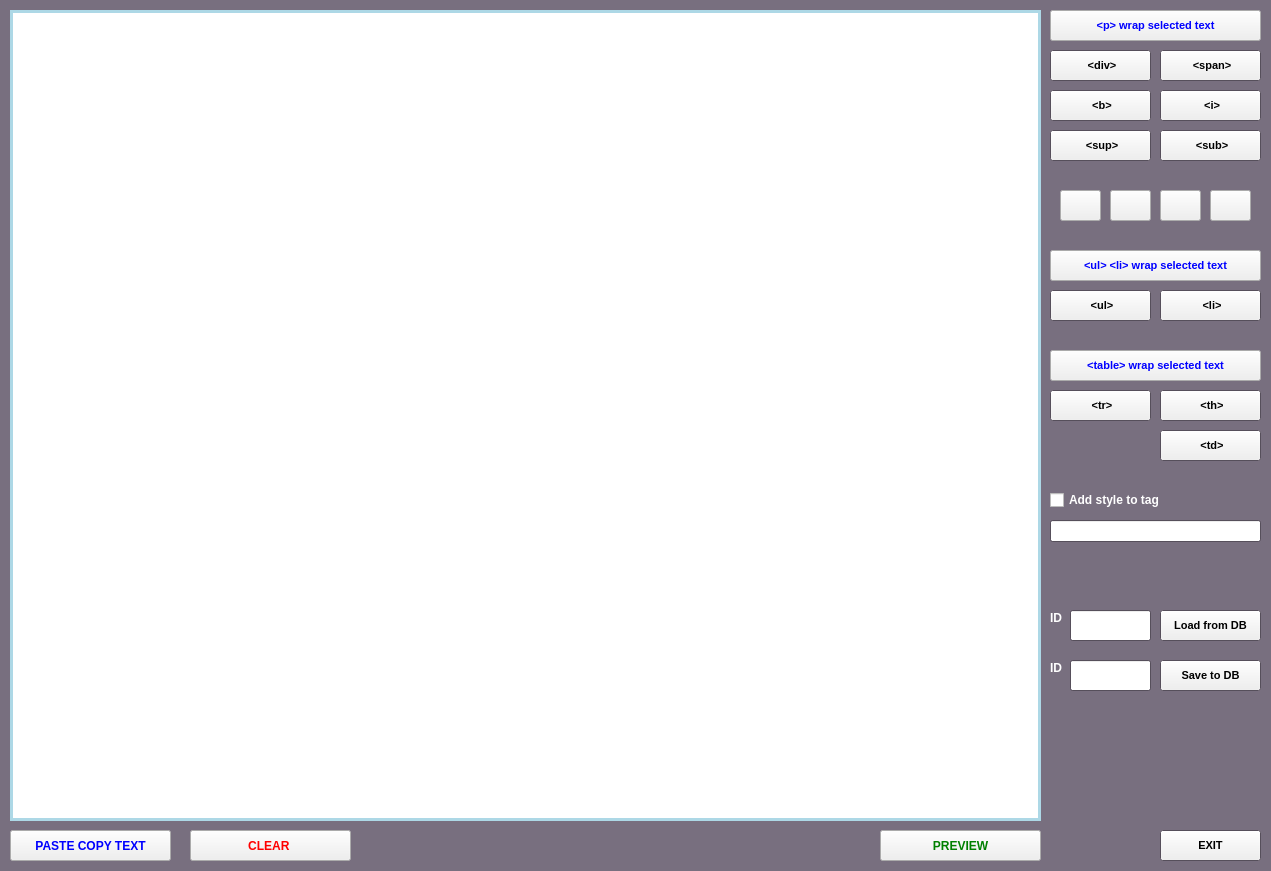
Before: the Qt Designer form GUI/gui.ui in dimanchik79/TagsWrapper, drawn with Qt 5.
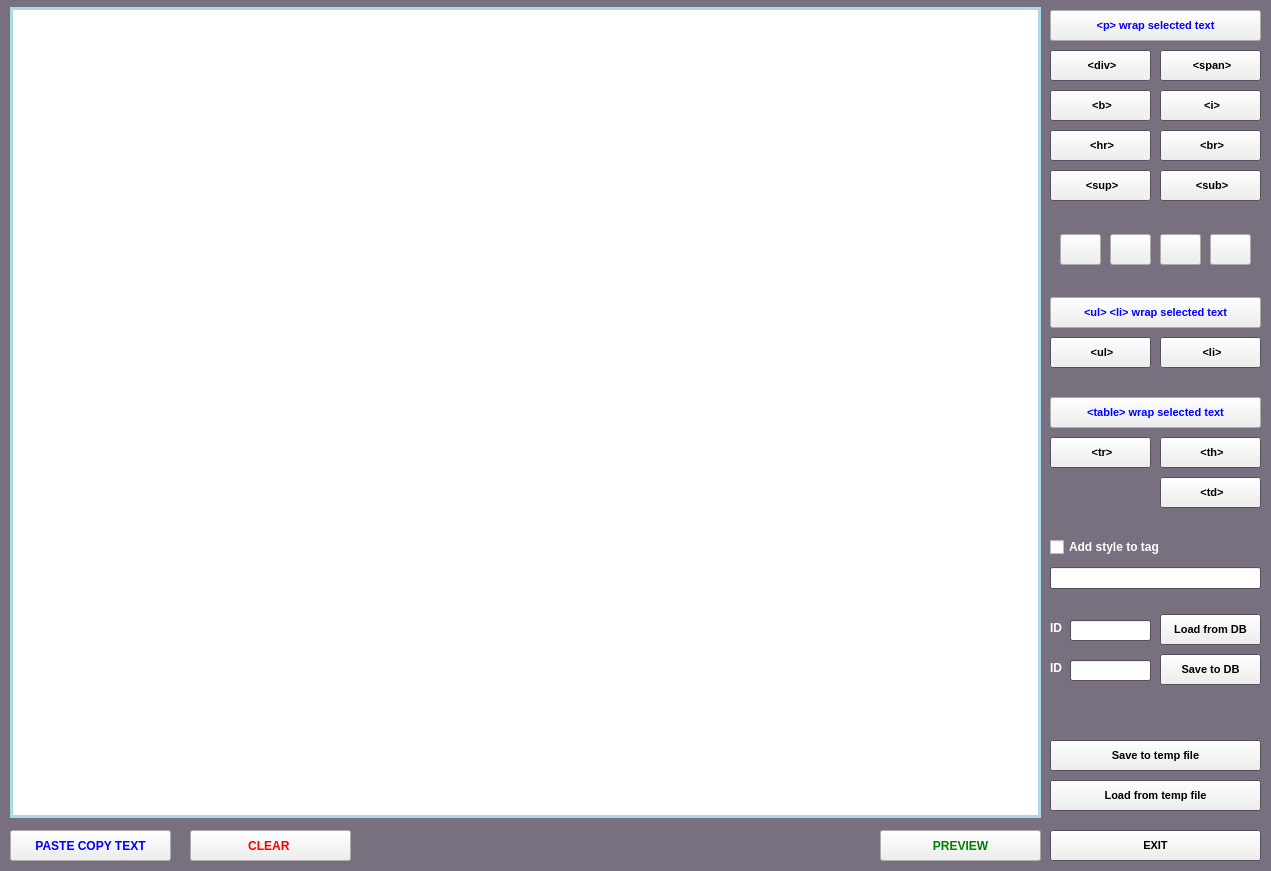
After: the same form once the commit is applied. Icons and pictures are not drawn.

Commit message: add paste from clippboard, add wrap in tags

```diff
--- a/GUI/gui.ui
+++ b/GUI/gui.ui
@@ -86,14 +86,32 @@
     <property name="geometry">
      <rect>
       <x>10</x>
-      <y>10</y>
+      <y>7</y>
       <width>1031</width>
       <height>811</height>
      </rect>
     </property>
+    <property name="font">
+     <font>
+      <pointsize>10</pointsize>
+     </font>
+    </property>
     <property name="styleSheet">
      <string notr="true">border: 3px solid lightblue;</string>
     </property>
+    <property name="frameShape">
+     <enum>QFrame::WinPanel</enum>
+    </property>
+    <property name="html">
+     <string>&lt;!DOCTYPE HTML PUBLIC &quot;-//W3C//DTD HTML 4.0//EN&quot; &quot;http://www.w3.org/TR/REC-html40/strict.dtd&quot;&gt;
+&lt;html&gt;&lt;head&gt;&lt;meta name=&quot;qrichtext&quot; content=&quot;1&quot; /&gt;&lt;style type=&quot;text/css&quot;&gt;
+p, li { white-space: pre-wrap; }
+&lt;/style&gt;&lt;/head&gt;&lt;body style=&quot; font-family:'MS Shell Dlg 2'; font-size:10pt; font-weight:400; font-style:normal;&quot;&gt;
+&lt;p style=&quot;-qt-paragraph-type:empty; margin-top:0px; margin-bottom:0px; margin-left:0px; margin-right:0px; -qt-block-indent:0; text-indent:0px;&quot;&gt;&lt;br /&gt;&lt;/p&gt;&lt;/body&gt;&lt;/html&gt;</string>
+    </property>
+    <property name="acceptRichText">
+     <bool>false</bool>
+    </property>
    </widget>
    <widget class="QPushButton" name="btn_paste">
     <property name="geometry">
@@ -237,7 +255,7 @@
     <property name="geometry">
      <rect>
       <x>1160</x>
-      <y>130</y>
+      <y>170</y>
       <width>101</width>
       <height>31</height>
      </rect>
@@ -260,7 +278,7 @@
     <property name="geometry">
      <rect>
       <x>1050</x>
-      <y>130</y>
+      <y>170</y>
       <width>101</width>
       <height>31</height>
      </rect>
@@ -329,7 +347,7 @@
     <property name="geometry">
      <rect>
       <x>1050</x>
-      <y>250</y>
+      <y>297</y>
       <width>211</width>
       <height>31</height>
      </rect>
@@ -352,7 +370,7 @@
     <property name="geometry">
      <rect>
       <x>1060</x>
-      <y>190</y>
+      <y>234</y>
       <width>41</width>
       <height>31</height>
      </rect>
@@ -379,7 +397,7 @@
     <property name="geometry">
      <rect>
       <x>1110</x>
-      <y>190</y>
+      <y>234</y>
       <width>41</width>
       <height>31</height>
      </rect>
@@ -406,7 +424,7 @@
     <property name="geometry">
      <rect>
       <x>1210</x>
-      <y>190</y>
+      <y>234</y>
       <width>41</width>
       <height>31</height>
      </rect>
@@ -433,7 +451,7 @@
     <property name="geometry">
      <rect>
       <x>1160</x>
-      <y>190</y>
+      <y>234</y>
       <width>41</width>
       <height>31</height>
      </rect>
@@ -460,7 +478,7 @@
     <property name="geometry">
      <rect>
       <x>1160</x>
-      <y>290</y>
+      <y>337</y>
       <width>101</width>
       <height>31</height>
      </rect>
@@ -483,7 +501,7 @@
     <property name="geometry">
      <rect>
       <x>1050</x>
-      <y>290</y>
+      <y>337</y>
       <width>101</width>
       <height>31</height>
      </rect>
@@ -506,7 +524,7 @@
     <property name="geometry">
      <rect>
       <x>1050</x>
-      <y>350</y>
+      <y>397</y>
       <width>211</width>
       <height>31</height>
      </rect>
@@ -529,7 +547,7 @@
     <property name="geometry">
      <rect>
       <x>1160</x>
-      <y>390</y>
+      <y>437</y>
       <width>101</width>
       <height>31</height>
      </rect>
@@ -552,7 +570,7 @@
     <property name="geometry">
      <rect>
       <x>1050</x>
-      <y>390</y>
+      <y>437</y>
       <width>101</width>
       <height>31</height>
      </rect>
@@ -575,7 +593,7 @@
     <property name="geometry">
      <rect>
       <x>1160</x>
-      <y>430</y>
+      <y>477</y>
       <width>101</width>
       <height>31</height>
      </rect>
@@ -598,7 +616,7 @@
     <property name="geometry">
      <rect>
       <x>1050</x>
-      <y>490</y>
+      <y>537</y>
       <width>131</width>
       <height>20</height>
      </rect>
@@ -620,7 +638,7 @@
     <property name="geometry">
      <rect>
       <x>1050</x>
-      <y>520</y>
+      <y>567</y>
       <width>211</width>
       <height>22</height>
      </rect>
@@ -630,7 +648,7 @@
     <property name="geometry">
      <rect>
       <x>1050</x>
-      <y>610</y>
+      <y>620</y>
       <width>21</width>
       <height>16</height>
      </rect>
@@ -652,9 +670,9 @@
     <property name="geometry">
      <rect>
       <x>1070</x>
-      <y>610</y>
+      <y>620</y>
       <width>81</width>
-      <height>31</height>
+      <height>21</height>
      </rect>
     </property>
    </widget>
@@ -662,7 +680,7 @@
     <property name="geometry">
      <rect>
       <x>1160</x>
-      <y>610</y>
+      <y>614</y>
       <width>101</width>
       <height>31</height>
      </rect>
@@ -685,7 +703,7 @@
     <property name="geometry">
      <rect>
       <x>1160</x>
-      <y>660</y>
+      <y>654</y>
       <width>101</width>
       <height>31</height>
      </rect>
@@ -732,16 +750,16 @@
       <x>1070</x>
       <y>660</y>
       <width>81</width>
-      <height>31</height>
+      <height>21</height>
      </rect>
     </property>
    </widget>
    <widget class="QPushButton" name="btn_exit">
     <property name="geometry">
      <rect>
-      <x>1160</x>
+      <x>1050</x>
       <y>830</y>
-      <width>101</width>
+      <width>211</width>
       <height>31</height>
      </rect>
     </property>
@@ -759,6 +777,98 @@
      <string>EXIT</string>
     </property>
    </widget>
+   <widget class="QPushButton" name="btn_br">
+    <property name="geometry">
+     <rect>
+      <x>1160</x>
+      <y>130</y>
+      <width>101</width>
+      <height>31</height>
+     </rect>
+    </property>
+    <property name="font">
+     <font>
+      <pointsize>8</pointsize>
+      <weight>75</weight>
+      <bold>true</bold>
+     </font>
+    </property>
+    <property name="styleSheet">
+     <string notr="true"/>
+    </property>
+    <property name="text">
+     <string> &lt;br&gt;</string>
+    </property>
+   </widget>
+   <widget class="QPushButton" name="btn_hr">
+    <property name="geometry">
+     <rect>
+      <x>1050</x>
+      <y>130</y>
+      <width>101</width>
+      <height>31</height>
+     </rect>
+    </property>
+    <property name="font">
+     <font>
+      <pointsize>8</pointsize>
+      <weight>75</weight>
+      <bold>true</bold>
+     </font>
+    </property>
+    <property name="styleSheet">
+     <string notr="true"/>
+    </property>
+    <property name="text">
+     <string> &lt;hr&gt;</string>
+    </property>
+   </widget>
+   <widget class="QPushButton" name="btn_save_2">
+    <property name="geometry">
+     <rect>
+      <x>1050</x>
+      <y>740</y>
+      <width>211</width>
+      <height>31</height>
+     </rect>
+    </property>
+    <property name="font">
+     <font>
+      <pointsize>8</pointsize>
+      <weight>75</weight>
+      <bold>true</bold>
+     </font>
+    </property>
+    <property name="styleSheet">
+     <string notr="true"/>
+    </property>
+    <property name="text">
+     <string>Save to temp file</string>
+    </property>
+   </widget>
+   <widget class="QPushButton" name="btn_save_3">
+    <property name="geometry">
+     <rect>
+      <x>1050</x>
+      <y>780</y>
+      <width>211</width>
+      <height>31</height>
+     </rect>
+    </property>
+    <property name="font">
+     <font>
+      <pointsize>8</pointsize>
+      <weight>75</weight>
+      <bold>true</bold>
+     </font>
+    </property>
+    <property name="styleSheet">
+     <string notr="true"/>
+    </property>
+    <property name="text">
+     <string>Load from temp file</string>
+    </property>
+   </widget>
   </widget>
  </widget>
  <resources/>
```
Left out of the diff: 2 changed lines with no effect on the pictures. The commit also changes 3 other files.
